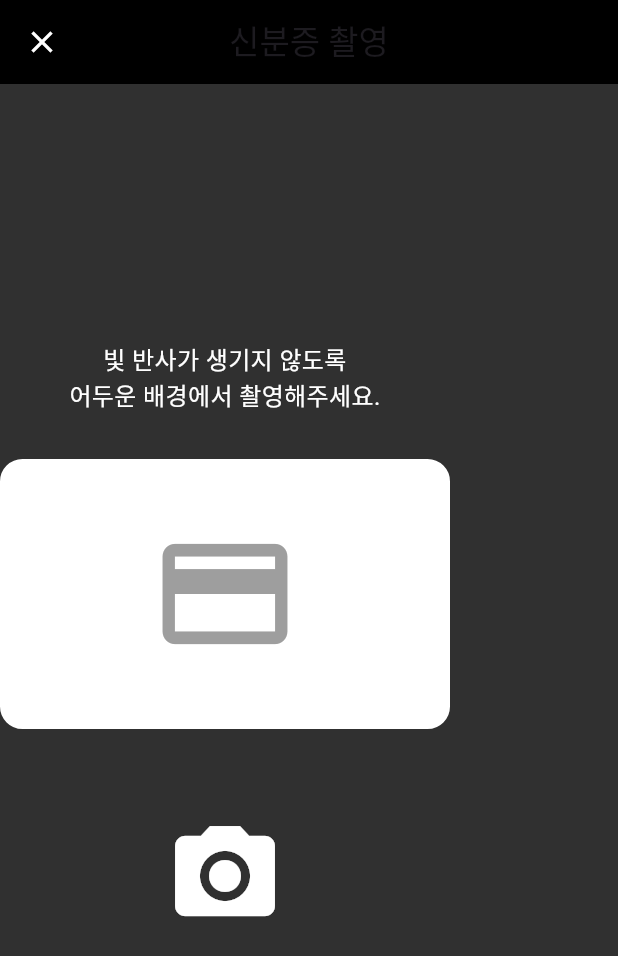
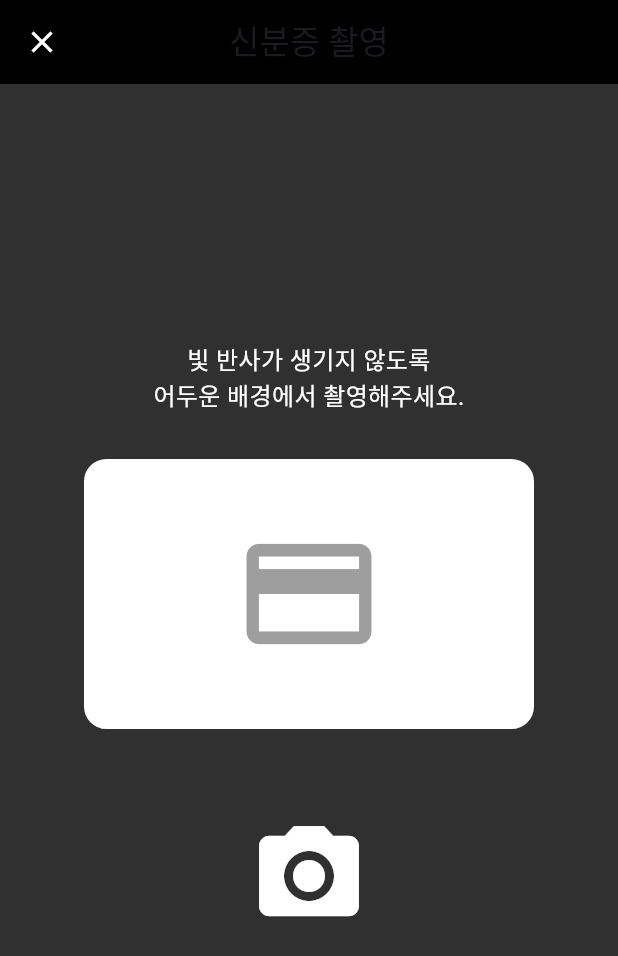
Before and after one commit to 9oormthonDKU/Frontend, a Flutter app: the IDCardCameraView screen opened directly, on a phone screen of 412 x 824 dp. Shown: the top 956 px of the screen. Run offline on Flutter 3.47's test engine with Material 3 defaults, Android fonts, the phone set to English and light mode, and no system bars; our stand-ins replace image_picker, table_calendar; accounts and stored records are empty.

Commit message:
chore: 아이콘 중앙배치
- 아이콘 중앙배치
- 촬영된 사진 있으면 화면에 표시

```diff
--- a/goormthonfe/lib/views/id_card_camera_view.dart
+++ b/goormthonfe/lib/views/id_card_camera_view.dart
@@ -1,7 +1,7 @@
-// lib/views/id_card_camera_view.dart
 import 'dart:io';  // File 클래스를 사용하기 위한 import
 import 'package:flutter/material.dart';
 import '../controllers/id_card_camera_controller.dart';  // 컨트롤러 임포트
+import 'start_view.dart'; // StartView import
 
 class IDCardCameraView extends StatefulWidget {
   const IDCardCameraView({Key? key}) : super(key: key);
@@ -35,9 +35,10 @@ class _IDCardCameraViewState extends State<IDCardCameraView> {
           },
         ),
       ),
-      body: Column(
-        mainAxisAlignment: MainAxisAlignment.center,
-        crossAxisAlignment: CrossAxisAlignment.center,  // 중앙 정렬
+      body: Center(  // 중앙 정렬을 위해 Center 위젯 사용
+        child: Column(
+          mainAxisAlignment: MainAxisAlignment.center,  // 수직 중앙 정렬
+          crossAxisAlignment: CrossAxisAlignment.center,  // 가로로도 중앙 정렬
           children: [
             const Padding(
               padding: EdgeInsets.symmetric(horizontal: 32.0),
@@ -70,7 +71,12 @@ class _IDCardCameraViewState extends State<IDCardCameraView> {
               icon: const Icon(Icons.camera_alt, color: Colors.white),
               onPressed: () async {
                 await _controller.takePicture();  // 컨트롤러에서 촬영 로직 호출
-              setState(() {});  // UI 갱신
+
+                // 사진 촬영 후 StartView로 이동
+                Navigator.push(
+                  context,
+                  MaterialPageRoute(builder: (context) => StartView()),
+                );
               },
             ),
             const SizedBox(height: 20),
@@ -83,6 +89,7 @@ class _IDCardCameraViewState extends State<IDCardCameraView> {
               ),
           ],
         ),
+      ),
     );
   }
 }
```
Lines whose indentation alone changed are shown as unchanged.
